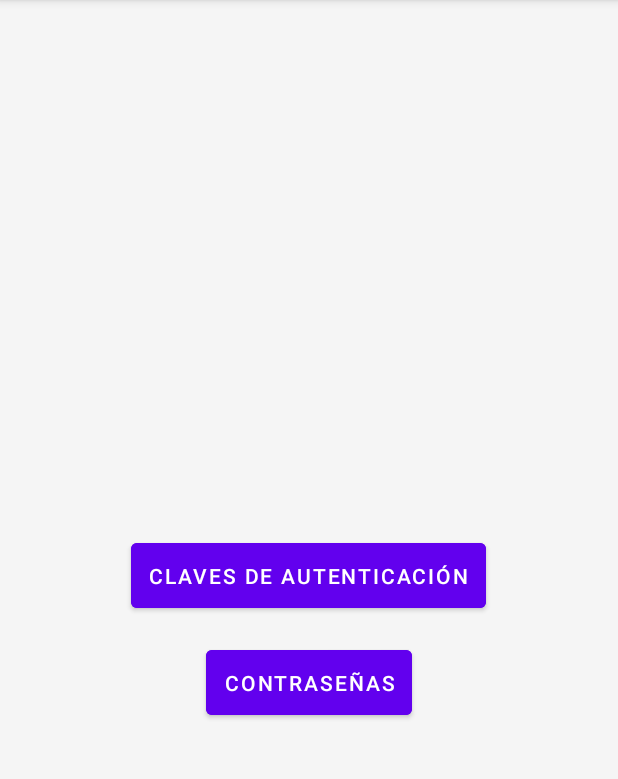
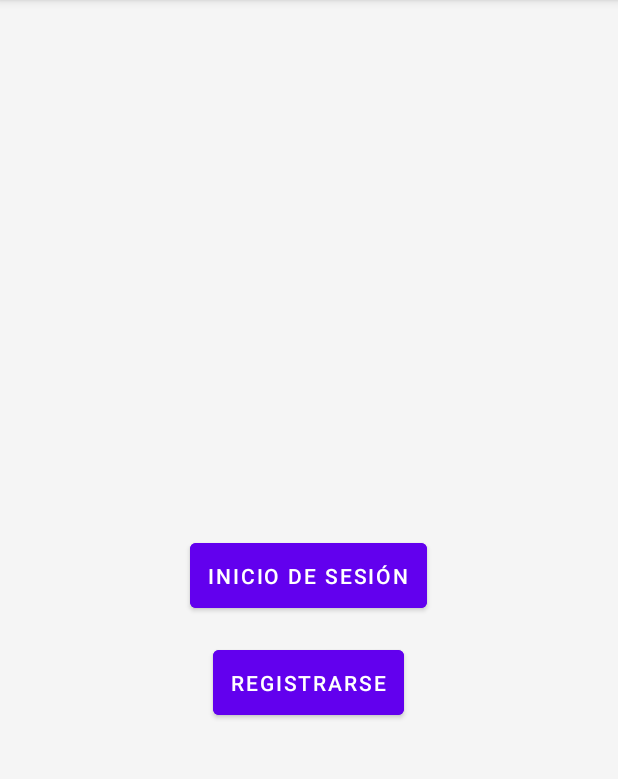
Before and after one commit to VctPerez/PassLocker, an Android app: the screen it shows after launch (MainActivity), on a phone screen of 412 x 824 dp, the part 84-863 px from its top. Run offline under Robolectric (Android 15) with nearby library versions, the phone set to English and light mode, and no system bars.

Commit message:
Login started, not finished

```diff
--- a/app/src/main/java/es/uma/passlocker/AuthKeysActivity.java
+++ b/app/src/main/java/es/uma/passlocker/AuthKeysActivity.java
@@ -33,8 +33,6 @@ public class AuthKeysActivity extends AppCompatActivity {
 
     private void initList(){
         authKeyList = new ArrayList<>();
-        authKeyList.add(new PasswordInfoEntity(1, new UserEntity(1,"username"), "Steam", "www.google.es", null));
 
-        authKeyList.add(new PasswordInfoEntity(2, new UserEntity(1,"username"), "Epic Games", "www.google.es", "Fornai"));
     }
 }
--- a/app/src/main/java/es/uma/passlocker/MainActivity.java
+++ b/app/src/main/java/es/uma/passlocker/MainActivity.java
@@ -1,47 +1,30 @@
 package es.uma.passlocker;
 
-import android.content.Context;
 import android.content.Intent;
-import android.content.SharedPreferences;
-import android.content.res.Configuration;
 import android.os.Bundle;
-import android.view.View;
-import android.widget.AdapterView;
-import android.widget.ArrayAdapter;
 import android.widget.Button;
-import android.widget.Spinner;
-
-import com.google.android.material.bottomnavigation.BottomNavigationView;
 
 import androidx.appcompat.app.AppCompatActivity;
-import androidx.navigation.NavController;
-import androidx.navigation.Navigation;
-import androidx.navigation.ui.AppBarConfiguration;
-import androidx.navigation.ui.NavigationUI;
-
-import java.util.Locale;
-
-import es.uma.passlocker.databinding.ActivityMainBinding;
 
 public class MainActivity extends AppCompatActivity {
-    private Button authKeysButton, passwordsButton;
+    private Button loginButton, registerButton;
 
     @Override
     protected void onCreate(Bundle savedInstanceState) {
         super.onCreate(savedInstanceState);
         setContentView(R.layout.activity_main);
 
-        authKeysButton = findViewById(R.id.auth_keys_button);
-        passwordsButton = findViewById(R.id.passwords_button);
+        loginButton = findViewById(R.id.login_button);
+        registerButton = findViewById(R.id.register_button);
 
         // Buttons redirections
-        authKeysButton.setOnClickListener(v -> {
-            Intent intent = new Intent(MainActivity.this, AuthKeysActivity.class);
+        loginButton.setOnClickListener(v -> {
+            Intent intent = new Intent(MainActivity.this, LoginActivity.class);
             startActivity(intent);
         });
 
-        passwordsButton.setOnClickListener(v -> {
-            Intent intent = new Intent(MainActivity.this, PasswordsActivity.class);
+        registerButton.setOnClickListener(v -> {
+            Intent intent = new Intent(MainActivity.this, LoginActivity.class);
             startActivity(intent);
         });
     }
--- a/app/src/main/java/es/uma/passlocker/ui/adapter/AuthKeyAdapter.java
+++ b/app/src/main/java/es/uma/passlocker/ui/adapter/AuthKeyAdapter.java
@@ -44,9 +44,9 @@ public class AuthKeyAdapter extends RecyclerView.Adapter<AuthKeyAdapter.AuthKeyV
     @Override
     public void onBindViewHolder(@NonNull AuthKeyAdapter.AuthKeyViewHolder holder, int position) {
         PasswordInfoEntity currentItem = authKeyList.get(position);
-        holder.tvAuthKey.setText(currentItem.getAuthKey());
+        // holder.tvAuthKey.setText(currentItem.getAuthKey());
         holder.tvUsername.setText(currentItem.getUser().getUsername());
-        holder.tvSite.setText(currentItem.getSite().getName());
+        // holder.tvSite.setText(currentItem.getSite().getName());
     }
 
     @Override
--- a/app/src/main/res/layout/activity_main.xml
+++ b/app/src/main/res/layout/activity_main.xml
@@ -9,27 +9,26 @@
 
     <!-- Botón "Claves de autenticación" -->
     <Button
-        android:id="@+id/auth_keys_button"
+        android:id="@+id/login_button"
         android:layout_width="wrap_content"
         android:layout_height="wrap_content"
-        android:text="Claves de Autenticación"
-        android:textColor="#FFFFFF"
+        android:layout_centerInParent="true"
+        android:layout_marginBottom="16dp"
         android:backgroundTint="#6200EE"
-        android:layout_centerHorizontal="true"
-        android:layout_centerVertical="true"
         android:padding="12dp"
-        android:layout_marginBottom="16dp" />
+        android:text="Inicio de sesión"
+        android:textColor="#FFFFFF" />
 
     <!-- Botón "Contraseñas" -->
     <Button
-        android:id="@+id/passwords_button"
+        android:id="@+id/register_button"
         android:layout_width="wrap_content"
         android:layout_height="wrap_content"
-        android:text="Contraseñas"
-        android:textColor="#FFFFFF"
+        android:layout_below="@id/login_button"
+        android:layout_centerHorizontal="true"
         android:backgroundTint="#6200EE"
-        android:layout_below="@id/auth_keys_button"
-        android:layout_centerHorizontal="true"
-        android:padding="12dp" />
+        android:padding="12dp"
+        android:text="Registrarse"
+        android:textColor="#FFFFFF" />
 
 </RelativeLayout>
```
Also changed, not shown: app/src/main/java/es/uma/passlocker/LoginActivity.java (added, +67 -0 lines), app/src/main/java/es/uma/passlocker/db/dao/PasswordInfoDao.java (+11 -7 lines), app/src/main/java/es/uma/passlocker/db/dao/UserDao.java (+6 -4 lines), app/src/main/java/es/uma/passlocker/db/entities/PasswordInfoEntity.java (+11 -1 lines), app/src/main/java/es/uma/passlocker/db/entities/UserEntity.java (+11 -1 lines), app/src/main/java/es/uma/passlocker/keyStore/EncryptionHelper.java (added, +26 -0 lines), app/src/main/java/es/uma/passlocker/keyStore/HashHelper.java (added, +21 -0 lines), app/src/main/java/es/uma/passlocker/keyStore/KeyStoreHelper.java (added, +35 -0 lines), app/src/main/res/layout/activity_login.xml (added, +34 -0 lines), app/src/main/java/es/uma/passlocker/db/passlocker.db.
